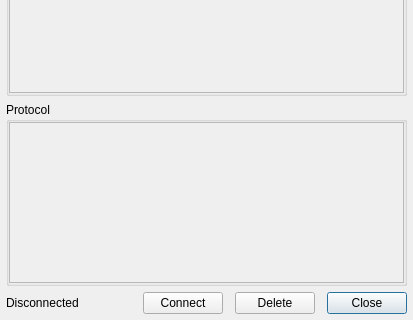
Before: the Qt Designer form src/ui/CommSettings.ui in mpaperno/qgroundcontrol_aq, drawn with Qt 5; both pictures show x 0 to 413 and y 164 to 484 of the 413 by 484 pixel window.
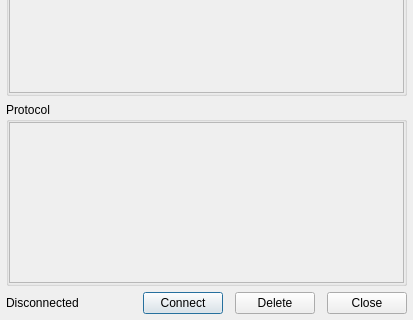
After: the same form once the commit is applied.

Commit message: Re-skin the main toolbar; Remove and consolidate unused widgets and menu actions; Change congif (engineer) view default to be AQ-specific (might require re-selecting the Main Widget in some saved views); Change some UAS colors to be more readable with new toolbar and light-colored themes; Misc. cleanup.

Diff of the .ui file:
```diff
--- a/src/ui/CommSettings.ui
+++ b/src/ui/CommSettings.ui
@@ -164,6 +164,9 @@
        <property name="checkable">
         <bool>false</bool>
        </property>
+       <property name="default">
+        <bool>true</bool>
+       </property>
       </widget>
      </item>
      <item>
@@ -179,7 +182,7 @@
         <string>Close</string>
        </property>
        <property name="default">
-        <bool>true</bool>
+        <bool>false</bool>
        </property>
       </widget>
      </item>
```
Left out of the diff: 8 changed lines with no effect on the pictures. The commit also changes 11 other files.
